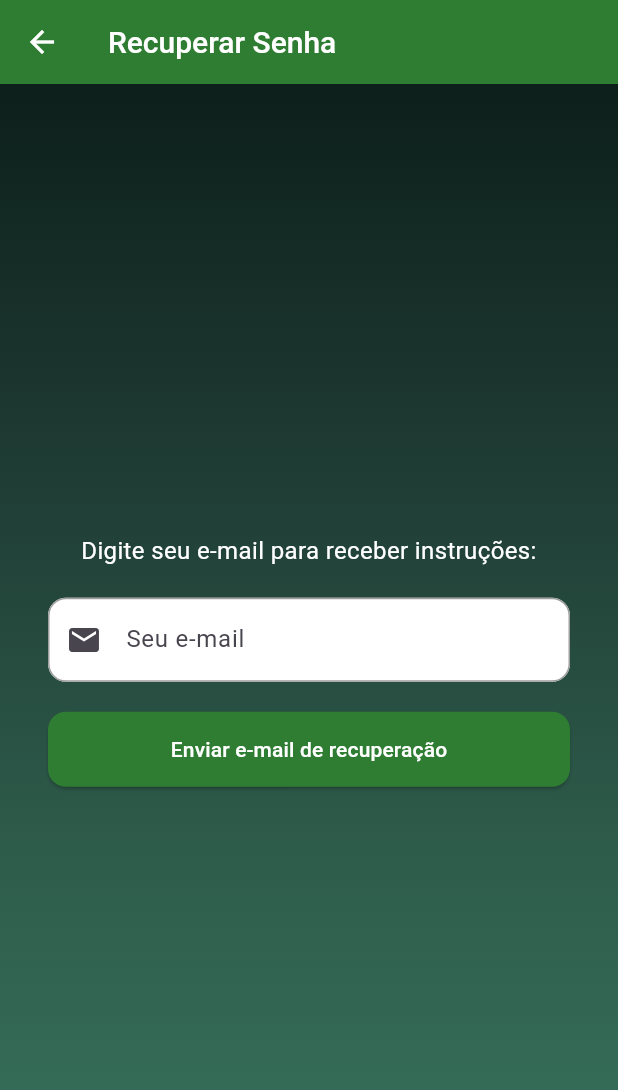
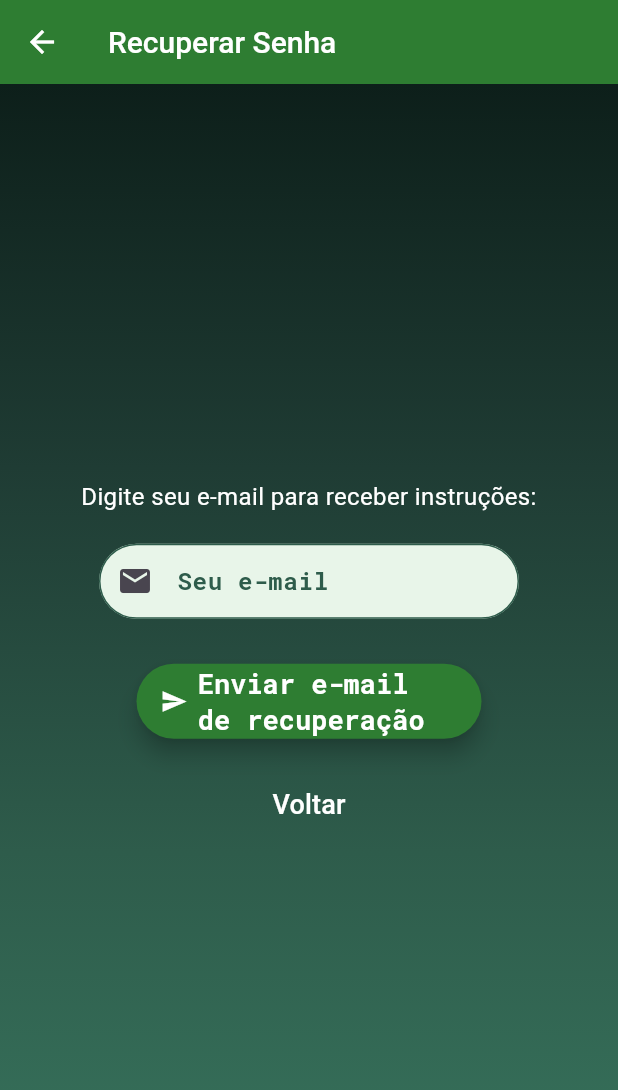
Before and after one commit to GuustavoPetry/marketool_finance, a Flutter app: the ForgotPasswordView screen opened by its route, on a phone screen of 412 x 824 dp. Shown: the top 1090 px of the screen. Run offline on Flutter 3.47's test engine with Material 3 defaults, Android fonts, the phone set to English and light mode, and no system bars; our stand-ins replace fl_chart; missing offline and left inert: file_selector.

Commit message:
organizando o codigo da classe forgot

```diff
--- a/lib/src/views/forgot_password_view.dart
+++ b/lib/src/views/forgot_password_view.dart
@@ -1,5 +1,7 @@
 import 'package:flutter/material.dart';
 import 'package:marketool_financer/src/controllers/forgot_controller.dart';
+import 'package:marketool_financer/src/widgets/custom_button.dart';
+import 'package:marketool_financer/src/widgets/custom_text_field.dart';
 
 class ForgotPasswordView extends StatefulWidget {
   const ForgotPasswordView({super.key});
@@ -59,45 +61,31 @@ class _ForgotPasswordViewState extends State<ForgotPasswordView> {
                   textAlign: TextAlign.center,
                 ),
                 const SizedBox(height: 20),
-                TextFormField(
-                  controller: _controller.emailController,
-                  keyboardType: TextInputType.emailAddress,
+                CustomTextField(
+                  isObscure: false,
+                  icon: const Icon(Icons.email),
+                  text: 'Seu e-mail',
+                  inputController: _controller.emailController,
                   validator: _controller.validateEmail,
-                  decoration: const InputDecoration(
-                    prefixIcon: Icon(Icons.email),
-                    hintText: 'Seu e-mail',
-                    filled: true,
-                    fillColor: Colors.white,
-                    border: OutlineInputBorder(
-                      borderRadius: BorderRadius.all(Radius.circular(12)),
-                    ),
-                    enabledBorder: OutlineInputBorder(
-                      borderRadius: BorderRadius.all(Radius.circular(12)),
-                      borderSide: BorderSide(color: Colors.grey),
-                    ),
-                    focusedBorder: OutlineInputBorder(
-                      borderRadius: BorderRadius.all(Radius.circular(12)),
-                      borderSide: BorderSide(color: Color(0xFF2E7D32), width: 2),
-                    ),
-                  ),
                 ),
-                const SizedBox(height: 20),
-                ElevatedButton(
+                const SizedBox(height: 30),
+                CustomButton(
+                  label: 'Enviar e-mail de recuperação',
+                  icon: const Icon(Icons.send),
                   onPressed: () {
                     if (_formKey.currentState!.validate()) {
                       _controller.sendRecoveryEmail(context);
                     }
                   },
-                  style: ElevatedButton.styleFrom(
-                    backgroundColor: const Color(0xFF2E7D32),
-                    minimumSize: const Size.fromHeight(50),
-                    shape: RoundedRectangleBorder(
-                      borderRadius: BorderRadius.circular(12),
-                    ),
-                  ),
+                ),
+                const SizedBox(height: 20),
+                TextButton(
+                  onPressed: () {
+                    Navigator.pushReplacementNamed(context, "/login");
+                  },
                   child: const Text(
-                    'Enviar e-mail de recuperação',
-                    style: TextStyle(color: Colors.white),
+                    "Voltar",
+                    style: TextStyle(color: Colors.white, fontSize: 18),
                   ),
                 ),
               ],
--- a/lib/src/views/login_view.dart
+++ b/lib/src/views/login_view.dart
@@ -152,7 +152,6 @@ class _LoginViewState extends State<LoginView> with WidgetsBindingObserver {
                 ),
                 const SizedBox(height: 20),
 
-
                 Row(
                   children: [
                     Expanded(
--- a/lib/src/widgets/custom_text_field.dart
+++ b/lib/src/widgets/custom_text_field.dart
@@ -5,12 +5,15 @@ class CustomTextField extends StatefulWidget {
   final String text;
   final bool isObscure;
   final TextEditingController inputController;
+  final String? Function(String?)? validator;
+
   const CustomTextField({
     super.key,
     required this.isObscure,
     required this.icon,
     required this.text,
     required this.inputController,
+    this.validator
   });
 
   @override
```
Also changed, not shown: lib/src/widgets/custom_button.dart (line endings or trailing spaces).
